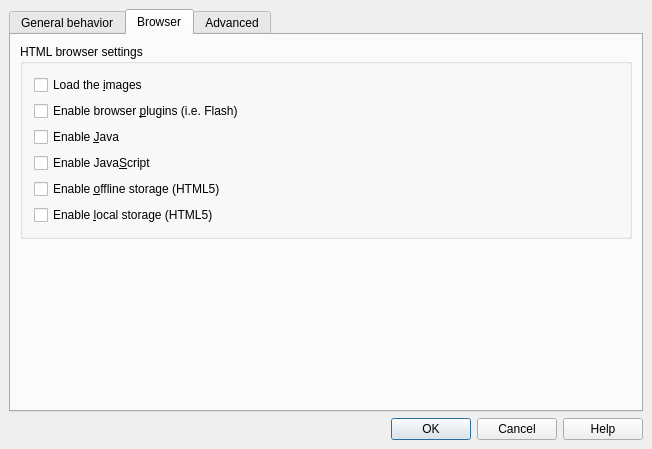
First picture: the form in src/dialog_setup.ui, repository gyunaev/kchmviewer, before the edit.
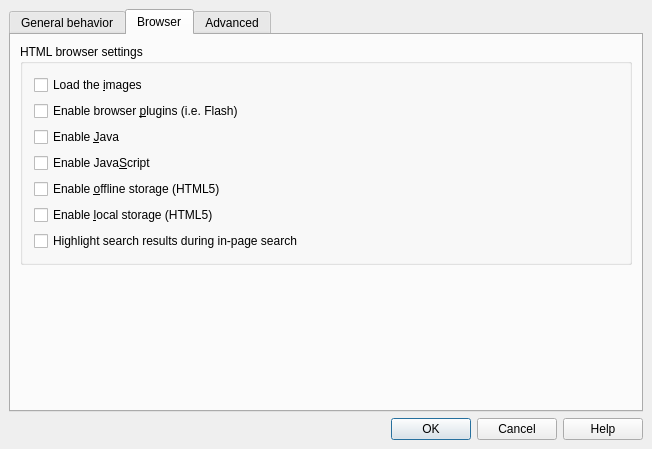
Second picture: the form after the edit. The open tabs and pages were chosen to show the change.

Commit message: Added search highlighting suggested by Jomart

Diff of the .ui file:
```diff
--- a/src/dialog_setup.ui
+++ b/src/dialog_setup.ui
@@ -344,6 +344,13 @@
             </property>
            </widget>
           </item>
+          <item>
+           <widget class="QCheckBox" name="m_highlightSearchResults">
+            <property name="text">
+             <string>Highlight search results during in-page search</string>
+            </property>
+           </widget>
+          </item>
          </layout>
         </widget>
        </item>
```
The commit also changes 7 other files.
